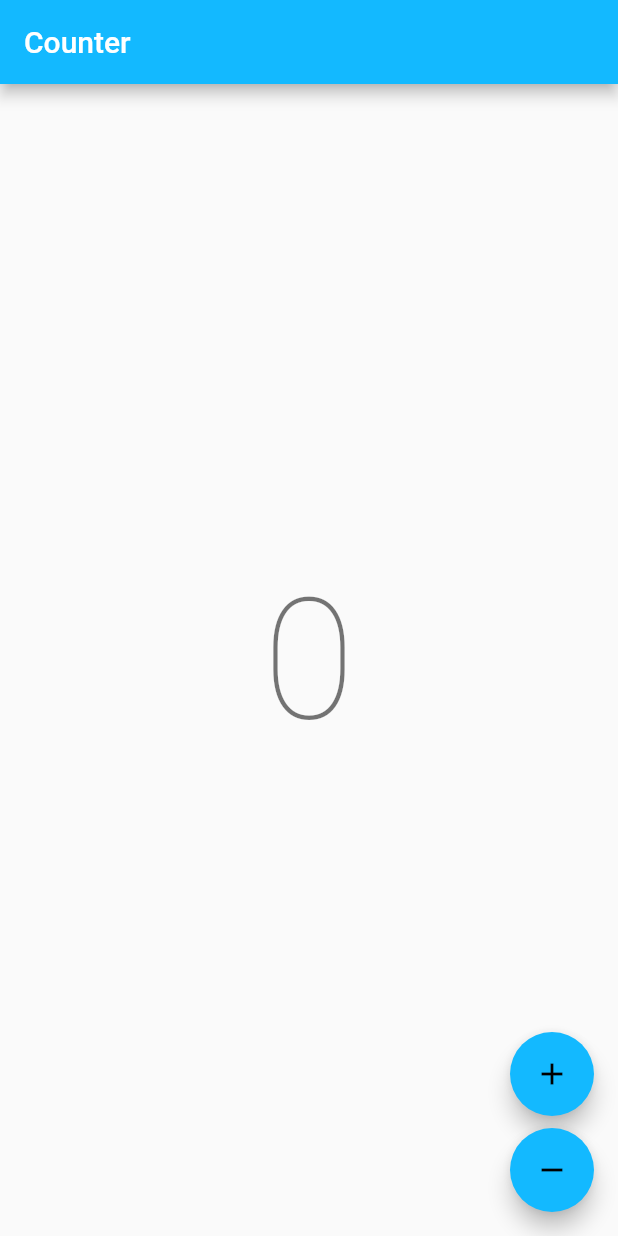
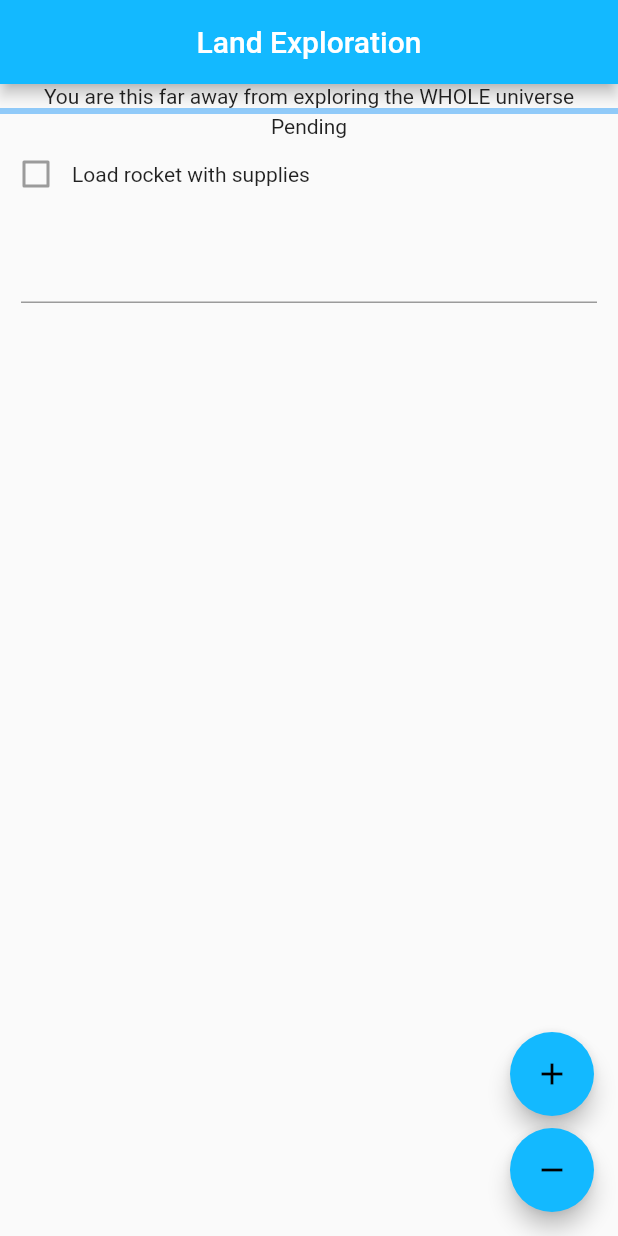
Before and after one commit to mehdiacho/land_x, a Flutter app: the screen it shows after launch, on a phone screen of 412 x 824 dp. Run offline on Flutter 3.47's test engine with Material 2 defaults, Android fonts, the phone set to English and light mode, and no system bars; our stand-ins replace bloc, flutter_bloc; generated files the repository leaves out were written again.

Commit message:
Task planner structure 40%

```diff
--- a/lib/counter/view/counter_page.dart
+++ b/lib/counter/view/counter_page.dart
@@ -22,8 +22,22 @@ class CounterView extends StatelessWidget {
   Widget build(BuildContext context) {
     final l10n = context.l10n;
     return Scaffold(
-      appBar: AppBar(title: Text(l10n.counterAppBarTitle)),
-      body: const Center(child: CounterText()),
+      appBar: AppBar(
+          title: const Center(child: Text('Land Exploration')),),
+      body: Center(
+          child: Column(
+            children: [
+              Text('You are this far away from exploring the '
+                  'WHOLE universe'),
+              LinearProgressIndicator(value: 0.0,),
+              Text(l10n.pendingTask),
+              TaskItem(label: 'Load rocket with supplies'),
+              Padding(
+                padding: EdgeInsets.all(14.0),
+                child: TextField(),
+              ),
+            ],
+          )),
       floatingActionButton: Column(
         mainAxisAlignment: MainAxisAlignment.end,
         crossAxisAlignment: CrossAxisAlignment.end,
@@ -37,7 +51,7 @@ class CounterView extends StatelessWidget {
             onPressed: () => context.read<CounterCubit>().decrement(),
             child: const Icon(Icons.remove),
           ),
-        ],
+          ],
       ),
     );
   }
@@ -53,3 +67,47 @@ class CounterText extends StatelessWidget {
     return Text('$count', style: theme.textTheme.displayLarge);
   }
 }
+
+class TaskItem extends StatelessWidget {
+  final String label;
+
+  const TaskItem({Key? key, required this.label}) : super(key: key);
+  @override
+  Widget build(BuildContext context){
+    return Row(
+      children: [
+        Checkbox(value: false, onChanged: null),
+        Text(label),
+      ],
+    );
+  }
+}
+class NewTask extends StatefulWidget {
+  @override
+  NewTaskState createState() => NewTaskState();
+}
+class NewTaskState extends State<NewTask> {
+  late TextEditingController controller;
+
+  @override
+  void initState() {
+    super.initState();
+    controller = TextEditingController();
+  }
+
+  @override
+  void dispose() {
+    controller.dispose();
+    super.dispose();
+  }
+
+  @override
+  Widget build(BuildContext context) {
+      return TextField(
+        controller: controller,
+        onChanged: (value) {
+
+        },
+      );
+  }
+}
--- a/lib/l10n/arb/app_en.arb
+++ b/lib/l10n/arb/app_en.arb
@@ -3,5 +3,13 @@
     "counterAppBarTitle": "Counter",
     "@counterAppBarTitle": {
         "description": "Text shown in the AppBar of the Counter Page"
+    },
+    "pendingTask": "Pending",
+    "@PendingTask": {
+        "description": "Pending Task's Label"
+    },
+    "completedTask": "Completed",
+    "@CompletedTask": {
+        "description": "Completed Task's Label"
     }
 }
```
